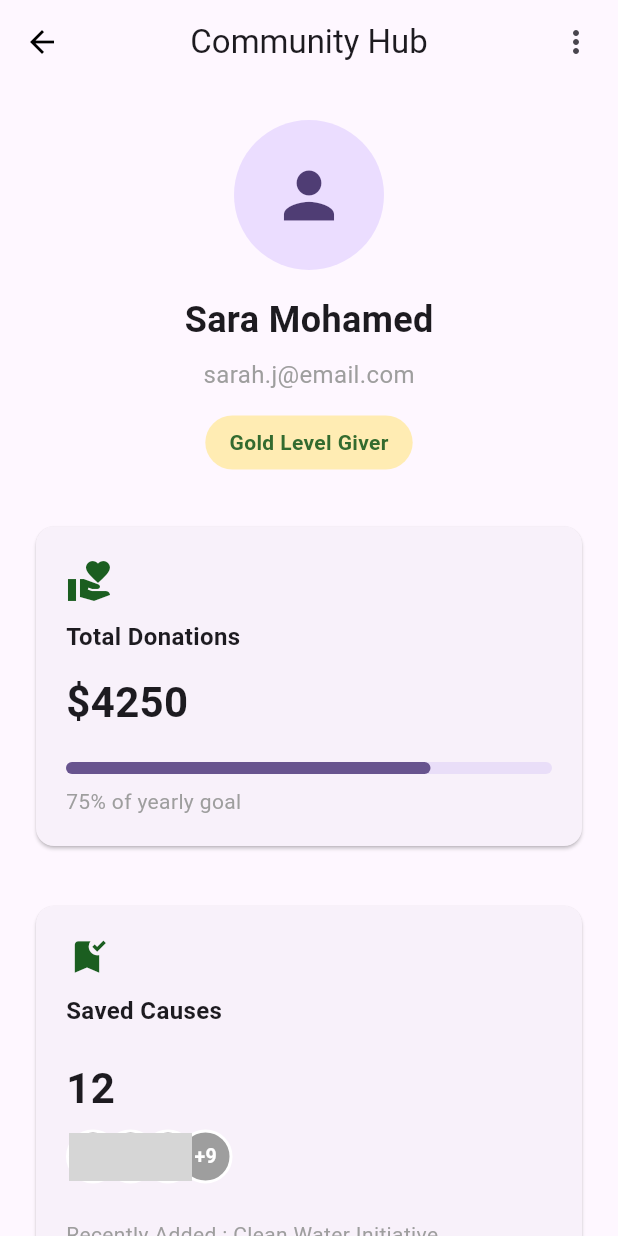
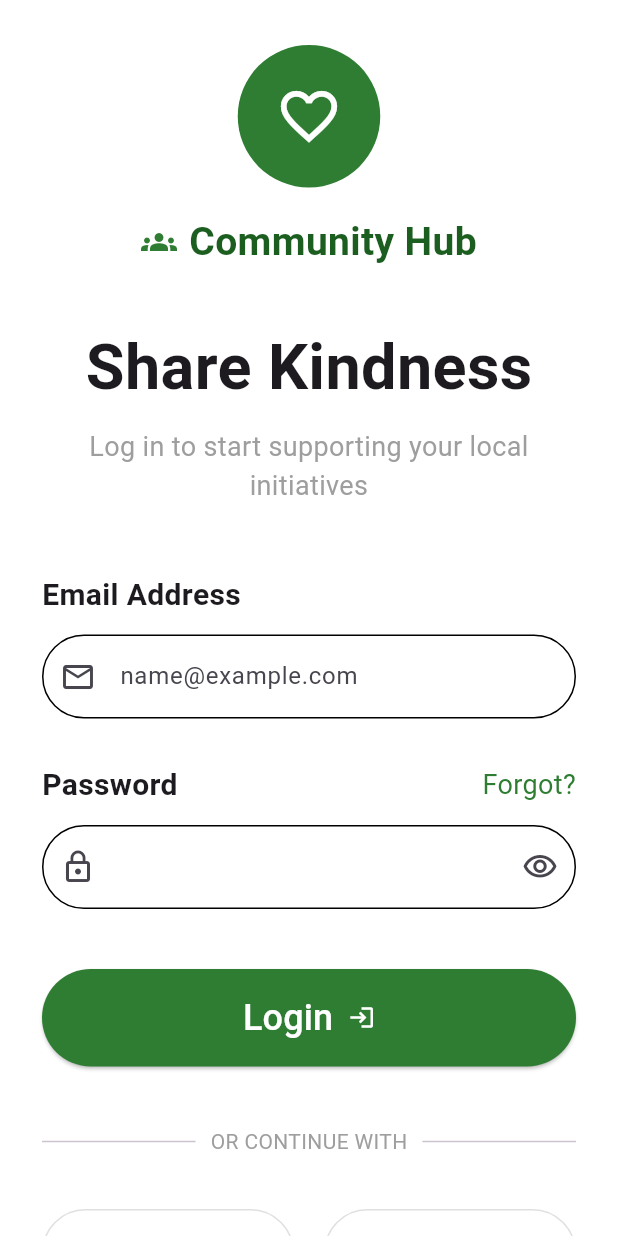
Before and after one commit to Shaza971/Nafi3, a Flutter app: the screen it shows after launch, on a phone screen of 412 x 824 dp. Run offline on Flutter 3.47's test engine with Material 3 defaults, Android fonts, the phone set to English and light mode, and no system bars; our stand-ins replace font_awesome_flutter; grey boxes are pictures that could not be loaded.

Commit message:
Create login screen

```diff
--- /dev/null
+++ b/lib/features/auth/login.dart
@@ -0,0 +1,362 @@
+import 'package:flutter/material.dart';
+import 'package:font_awesome_flutter/font_awesome_flutter.dart';
+
+class LoginScreen extends StatefulWidget {
+  const LoginScreen({super.key});
+
+  @override
+  State<LoginScreen> createState() => _LoginScreenState();
+}
+
+class _LoginScreenState extends State<LoginScreen> {
+
+  bool obscure = true;
+
+  @override
+  Widget build(BuildContext context) {
+    return Scaffold(
+      backgroundColor: Colors.white,
+
+      body: SafeArea(
+        child: SingleChildScrollView(
+          padding: const EdgeInsets.symmetric(horizontal: 28),
+          child: Column(
+            children: [
+
+              const SizedBox(height: 30),
+
+              /// Logo
+              Container(
+                width: 95,
+                height: 95,
+                decoration: const BoxDecoration(
+                  color: Color(0xff2E7D32),
+                  shape: BoxShape.circle,
+                ),
+                child: const Icon(
+                  Icons.favorite_border,
+                  color: Colors.white,
+                  size: 45,
+                ),
+              ),
+
+              const SizedBox(height: 18),
+
+              Row(
+                mainAxisAlignment: MainAxisAlignment.center,
+                children: const [
+
+                  Icon(
+                    Icons.groups,
+                    color: Color(0xff2E7D32),
+                  ),
+
+                  SizedBox(width: 8),
+
+                  Text(
+                    "Community Hub",
+                    style: TextStyle(
+                      fontSize: 26,
+                      fontWeight: FontWeight.bold,
+                      color: Color(0xff1B5E20),
+                    ),
+                  )
+                ],
+              ),
+
+              const SizedBox(height: 35),
+
+              const Text(
+                "Share Kindness",
+                style: TextStyle(
+                  fontSize: 42,
+                  fontWeight: FontWeight.bold,
+                ),
+              ),
+
+              const SizedBox(height: 10),
+
+              const Text(
+                "Log in to start supporting your local initiatives",
+                textAlign: TextAlign.center,
+                style: TextStyle(
+                  fontSize: 18,
+                  color: Colors.grey,
+                ),
+              ),
+
+              const SizedBox(height: 45),
+
+              /// Email
+              const Align(
+                alignment: Alignment.centerLeft,
+                child: Text(
+                  "Email Address",
+                  style: TextStyle(
+                    fontSize: 20,
+                    fontWeight: FontWeight.bold,
+                  ),
+                ),
+              ),
+
+              const SizedBox(height: 12),
+
+              TextField(
+                decoration: InputDecoration(
+                  hintText: "name@example.com",
+
+                  prefixIcon: const Icon(Icons.mail_outline),
+
+                  border: OutlineInputBorder(
+                    borderRadius: BorderRadius.circular(35),
+                  ),
+
+                  enabledBorder: OutlineInputBorder(
+                    borderRadius: BorderRadius.circular(35),
+                  ),
+                ),
+              ),
+
+              const SizedBox(height: 30),
+
+              Row(
+                mainAxisAlignment: MainAxisAlignment.spaceBetween,
+                children: const [
+
+                  Text(
+                    "Password",
+                    style: TextStyle(
+                      fontSize: 20,
+                      fontWeight: FontWeight.bold,
+                    ),
+                  ),
+
+                  Text(
+                    "Forgot?",
+                    style: TextStyle(
+                      color: Color(0xff2E7D32),
+                      fontSize: 18,
+                    ),
+                  )
+
+                ],
+              ),
+
+              const SizedBox(height: 12),
+
+              TextField(
+                obscureText: obscure,
+
+                decoration: InputDecoration(
+
+                  prefixIcon: const Icon(Icons.lock_outline),
+
+                  suffixIcon: IconButton(
+                    icon: Icon(
+                      obscure
+                          ? Icons.visibility_outlined
+                          : Icons.visibility_off_outlined,
+                    ),
+                    onPressed: () {
+                      setState(() {
+                        obscure = !obscure;
+                      });
+                    },
+                  ),
+
+                  border: OutlineInputBorder(
+                    borderRadius: BorderRadius.circular(35),
+                  ),
+
+                  enabledBorder: OutlineInputBorder(
+                    borderRadius: BorderRadius.circular(35),
+                  ),
+                ),
+              ),
+
+              const SizedBox(height: 40),
+
+              /// Login Button
+              SizedBox(
+                width: double.infinity,
+                height: 65,
+                child: ElevatedButton(
+
+                  style: ElevatedButton.styleFrom(
+
+                    backgroundColor: const Color(0xff2E7D32),
+
+                    shape: RoundedRectangleBorder(
+                      borderRadius: BorderRadius.circular(40),
+                    ),
+                  ),
+
+                  onPressed: () {},
+
+                  child: const Row(
+                    mainAxisAlignment: MainAxisAlignment.center,
+                    children: [
+
+                      Text(
+                        "Login",
+                        style: TextStyle(
+                          fontSize: 24,
+                          color: Colors.white,
+                        ),
+                      ),
+
+                      SizedBox(width: 10),
+
+                      Icon(
+                        Icons.login,
+                        color: Colors.white,
+                      )
+
+                    ],
+                  ),
+                ),
+              ),
+
+              const SizedBox(height: 40),
+
+              Row(
+                children: const [
+
+                  Expanded(child: Divider()),
+
+                  Padding(
+                    padding: EdgeInsets.symmetric(horizontal: 10),
+                    child: Text(
+                      "OR CONTINUE WITH",
+                      style: TextStyle(
+                        color: Colors.grey,
+                      ),
+                    ),
+                  ),
+
+                  Expanded(child: Divider()),
+
+                ],
+              ),
+
+              const SizedBox(height: 35),
+
+              Row(
+                children: [
+
+                  Expanded(
+                    child: socialButton(
+                      FontAwesomeIcons.google,
+                      "Google",
+                    ),
+                  ),
+
+                  const SizedBox(width: 20),
+
+                  Expanded(
+                    child: socialButton(
+                      FontAwesomeIcons.apple,
+                      "Apple",
+                    ),
+                  ),
+
+                ],
+              ),
+
+              const SizedBox(height: 40),
+
+              OutlinedButton(
+
+                style: OutlinedButton.styleFrom(
+                  backgroundColor: Colors.green.shade50,
+                  shape: RoundedRectangleBorder(
+                    borderRadius: BorderRadius.circular(30),
+                  ),
+                ),
+
+                onPressed: () {},
+
+                child: const Padding(
+                  padding: EdgeInsets.symmetric(
+                    horizontal: 30,
+                    vertical: 12,
+                  ),
+                  child: Text(
+                    "Create Account",
+                    style: TextStyle(
+                      color: Color(0xff2E7D32),
+                      fontSize: 22,
+                    ),
+                  ),
+                ),
+              ),
+
+              const SizedBox(height: 80),
+
+              RichText(
+                textAlign: TextAlign.center,
+                text: const TextSpan(
+                  style: TextStyle(
+                    color: Colors.grey,
+                    fontSize: 18,
+                  ),
+                  children: [
+
+                    TextSpan(
+                      text: "By continuing, you agree to our ",
+                    ),
+
+                    TextSpan(
+                      text: "Terms of Service",
+                      style: TextStyle(
+                        color: Color(0xff2E7D32),
+                      ),
+                    ),
+
+                    TextSpan(
+                      text: " and ",
+                    ),
+
+                    TextSpan(
+                      text: "Privacy Policy",
+                      style: TextStyle(
+                        color: Color(0xff2E7D32),
+                      ),
+                    ),
+                  ],
+                ),
+              ),
+
+              const SizedBox(height: 30),
+
+            ],
+          ),
+        ),
+      ),
+    );
+  }
+
+  Widget socialButton(FaIconData icon, String text) {
+    return Container(
+      height: 58,
+      decoration: BoxDecoration(
+        border: Border.all(color: Colors.grey.shade300),
+        borderRadius: BorderRadius.circular(35),
+      ),
+      child: Row(
+        mainAxisAlignment: MainAxisAlignment.center,
+        children: [
+
+          FaIcon(icon, size: 20),
+
+          const SizedBox(width: 10),
+
+          Text(
+            text,
+            style: const TextStyle(fontSize: 18),
+          ),
+        ],
+      ),
+    );
+  }
+}
--- a/lib/main.dart
+++ b/lib/main.dart
@@ -1,7 +1,5 @@
 import 'package:flutter/material.dart';
-import 'package:nafi3_project/features/profile/screen/profile_screen.dart';
-import 'package:nafi3_project/features/add_donation/add_donation_screen.dart';
-import 'package:nafi3_project/features/favorits/favorit.dart';
+import 'package:nafi3_project/features/auth/login.dart';
 
 void main() {
   runApp(const MyApp());
@@ -19,8 +17,7 @@ class MyApp extends StatelessWidget {
         colorScheme: ColorScheme.fromSeed(seedColor: Colors.deepPurple),
         useMaterial3: true,
       ),
-      // تم تحديد شاشة البروفايل كشاشة رئيسية، تقدري تبدليها بـ FavoritesScreen() في أي وقت
-      home: const ProfileScreen(),
+      home: const LoginScreen(),
     );
   }
 }
--- a/pubspec.yaml
+++ b/pubspec.yaml
@@ -36,6 +36,7 @@ dependencies:
   # The following adds the Cupertino Icons font to your application.
   # Use with the CupertinoIcons class for iOS style icons.
   cupertino_icons: ^1.0.8
+  font_awesome_flutter: ^11.0.0
 
 dev_dependencies:
   flutter_test:
```
Also changed, not shown: lib/core/constants/theme/widget/textfield.dart (added, +74 -0 lines), lib/features/auth/signup.dart (added, +306 -0 lines), pubspec.lock, 1 other file.
